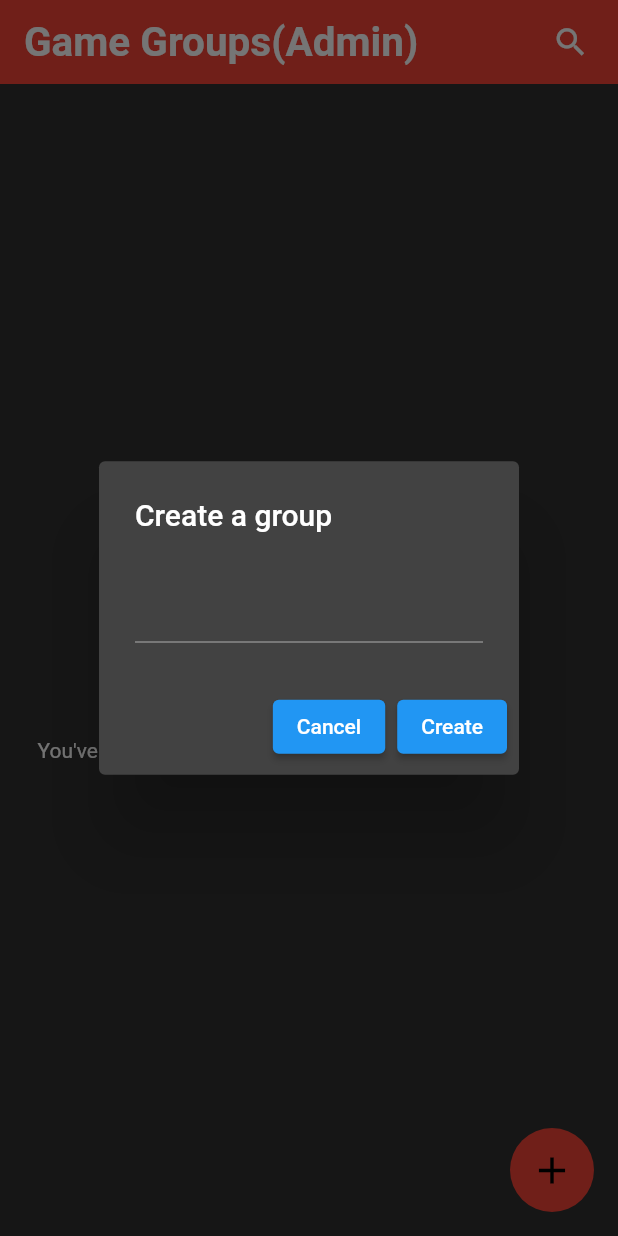
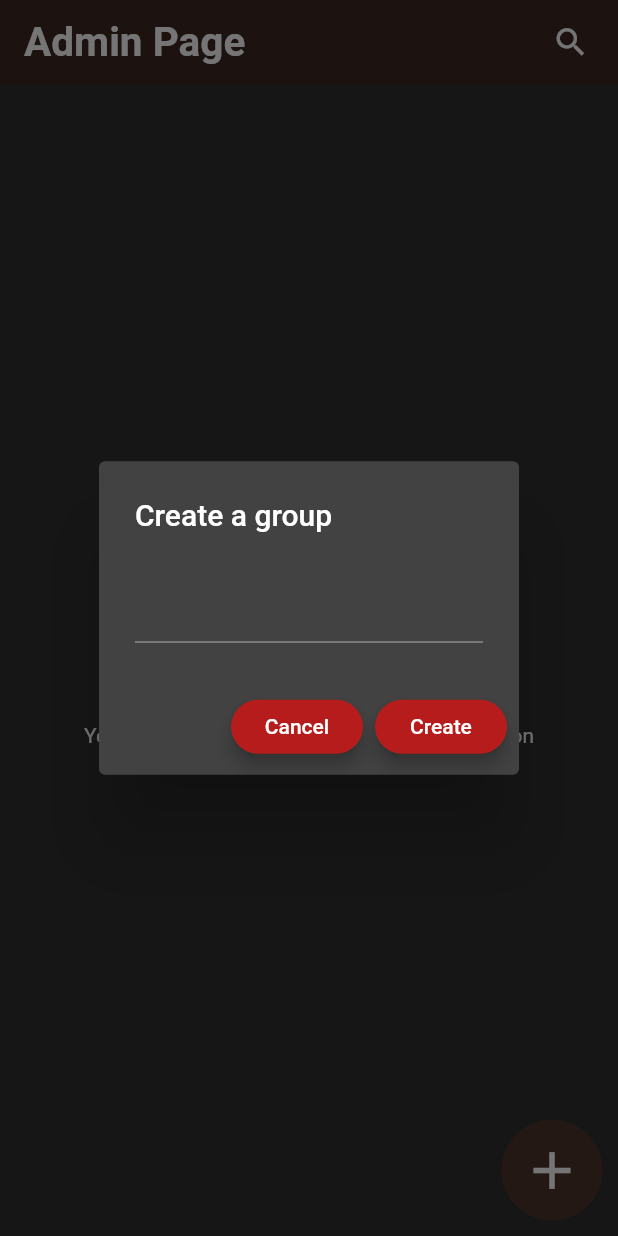
Before and after one commit to battletech45/MayTeam, a Flutter app: the AdminPage screen opened directly, after a tap on the "add" icon, on a phone screen of 412 x 824 dp. Run offline on Flutter 3.47's test engine with Material 2 defaults, Android fonts, the phone set to English and light mode, and no system bars; our stand-ins replace cloud_firestore, firebase_auth, firebase_core, shared_preferences; accounts and stored records are empty.

Commit message:
code refactored and dialog re-designed

```diff
--- a/lib/MAYteam/AdminPage.dart
+++ b/lib/MAYteam/AdminPage.dart
@@ -31,16 +31,15 @@ class _AdminPageState extends State<AdminPage> {
 
   Widget noGroupWidget() {
     return Container(
-        padding: EdgeInsets.symmetric(horizontal: 25.0),
+        alignment: Alignment.center,
         child: Column(
           mainAxisAlignment: MainAxisAlignment.center,
-          crossAxisAlignment: CrossAxisAlignment.center,
           children: <Widget>[
             GestureDetector(
                 onTap: () {
                   _popupDialog(context);
                 },
-                child: Icon(Icons.add_circle, color: Colors.red, size: 100.0)
+                child: Icon(Icons.add_circle, color: Colors.white, size: 80.0)
             ),
             SizedBox(height: 20.0),
             Text("You've not joined any group, tap on the 'add' icon"),
@@ -106,22 +105,28 @@ class _AdminPageState extends State<AdminPage> {
     return res.substring(0, res.indexOf('_'));
   }
 
-
   String _destructureName(String res) {
     return res.substring(res.indexOf('_') + 1);
   }
 
-
   void _popupDialog(BuildContext context) {
-    Widget cancelButton = ElevatedButton(
+    Widget cancelButton = MaterialButton(
       child: Text("Cancel"),
-      onPressed:  () {
+      elevation: 5.0,
+      color: Colors.red[900],
+      shape: RoundedRectangleBorder(borderRadius: BorderRadius.circular(80.0)),
+      splashColor: Colors.black,
+      onPressed: () {
         Navigator.of(context).pop();
       },
     );
-    Widget createButton = ElevatedButton(
+    Widget createButton = MaterialButton(
       child: Text("Create"),
-      onPressed:  () async {
+      elevation: 5.0,
+      color: Colors.red[900],
+      shape: RoundedRectangleBorder(borderRadius: BorderRadius.circular(80.0)),
+      splashColor: Colors.black,
+      onPressed: () async {
         if(_groupName != null) {
           await SideFunctions.getUserNameSharedPreference().then((val) {
             FirebaseFunctions(userID: _user.uid).createGroup(val, _groupName);
@@ -157,13 +162,12 @@ class _AdminPageState extends State<AdminPage> {
     );
   }
 
-
   @override
   Widget build(BuildContext context) {
     return Scaffold(
       appBar: AppBar(
-        title: Text('Game Groups(Admin)', style: TextStyle(color: Colors.white, fontSize: 27.0, fontWeight: FontWeight.bold)),
-        backgroundColor: Colors.red,
+        title: Text('Admin Page', style: TextStyle(color: Colors.white, fontSize: 27.0, fontWeight: FontWeight.bold)),
+        backgroundColor: Colors.brown[900],
         elevation: 0.0,
         actions: <Widget>[
           IconButton(
@@ -177,13 +181,16 @@ class _AdminPageState extends State<AdminPage> {
       ),
 
       body: groupsList(),
-      floatingActionButton: FloatingActionButton(
-        onPressed: () {
-          _popupDialog(context);
-        },
-        child: Icon(Icons.add, color: Colors.black, size: 30.0),
-        backgroundColor: Colors.red,
-        elevation: 0.0,
+      floatingActionButton: Transform.scale(
+        scale: 1.2,
+        child: FloatingActionButton(
+          onPressed: () {
+            _popupDialog(context);
+          },
+          child: Icon(Icons.add, color: Colors.white, size: 35.0),
+          backgroundColor: Colors.brown[800],
+          elevation: 0.0,
+        ),
       ),
     );
   }
```
